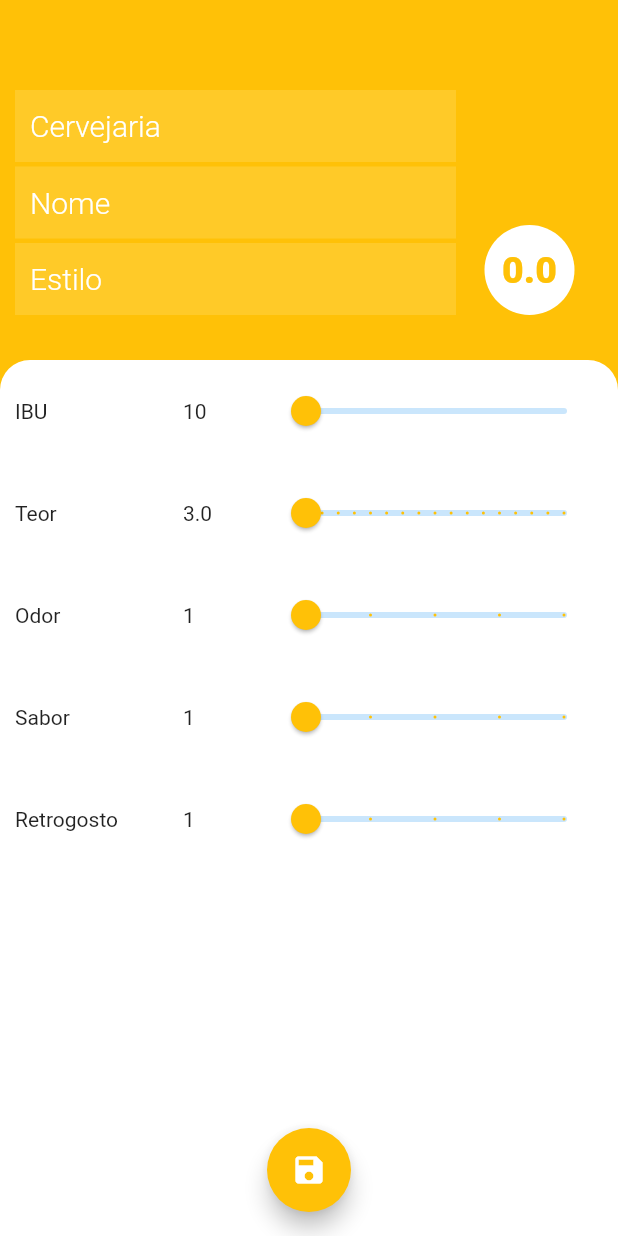
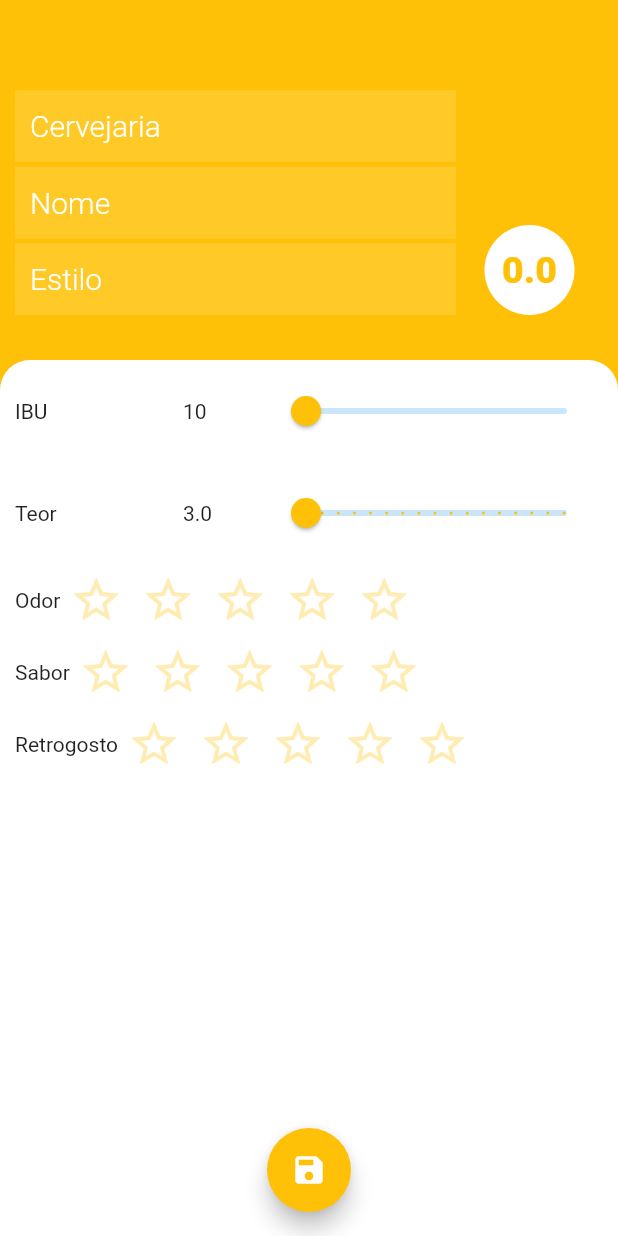
Before and after one commit to hqsander/beer-buddies, a Flutter app: the TelaEdicaoCerveja screen opened by its route, on a phone screen of 412 x 824 dp. Run offline on Flutter 3.47's test engine with Material 2 defaults, Android fonts, the light colour scheme and no system bars.

Commit message:
Substitui slider por star rating na avaliação de critérios

```diff
--- a/lib/telas/tela_edicao_cerveja.dart
+++ b/lib/telas/tela_edicao_cerveja.dart
@@ -1,6 +1,7 @@
 import 'package:beer_buddies/constantes.dart';
 import 'package:beer_buddies/modelo/cerveja.dart';
 import 'package:beer_buddies/store.dart';
+import 'package:beer_buddies/widgets/star_rating.dart';
 import 'package:flutter/material.dart';
 import 'package:provider/provider.dart';
 
@@ -143,44 +144,53 @@ class _TelaEdicaoCervejaState extends State<TelaEdicaoCerveja> {
                     precisao: 1,
                     callback: (double teor) => cerveja.teor = teor,
                   ),
-                  SliderAvaliacao(
-                    item: "Odor",
-                    min: 1,
-                    max: 5,
-                    divisions: 4,
-                    precisao: 0,
-                    callback: (double odor) {
-                      cerveja.odor = odor.round();
-                      setState(() {
-                        calculaMedia();
-                      });
-                    },
+                  Container(
+                    padding: EdgeInsets.symmetric(horizontal: 10),
+                    child: Row(
+                      children: [
+                        Text("Odor"),
+                        AvaliacaoCriterio(
+                          onChanged: (int odor) {
+                            cerveja.odor = odor;
+                            setState(() {
+                              calculaMedia();
+                            });
+                          },
+                        ),
+                      ],
+                    ),
                   ),
-                  SliderAvaliacao(
-                    item: "Sabor",
-                    min: 1,
-                    max: 5,
-                    divisions: 4,
-                    precisao: 0,
-                    callback: (double sabor) {
-                      cerveja.sabor = sabor.round();
-                      setState(() {
-                        calculaMedia();
-                      });
-                    },
+                  Container(
+                    padding: EdgeInsets.symmetric(horizontal: 10),
+                    child: Row(
+                      children: [
+                        Text("Sabor"),
+                        AvaliacaoCriterio(
+                          onChanged: (int sabor) {
+                            cerveja.sabor = sabor;
+                            setState(() {
+                              calculaMedia();
+                            });
+                          },
+                        ),
+                      ],
+                    ),
                   ),
-                  SliderAvaliacao(
-                    item: "Retrogosto",
-                    min: 1,
-                    max: 5,
-                    divisions: 4,
-                    precisao: 0,
-                    callback: (double retrogosto) {
-                      cerveja.retrogosto = retrogosto.round();
-                      setState(() {
-                        calculaMedia();
-                      });
-                    },
+                  Container(
+                    padding: EdgeInsets.symmetric(horizontal: 10),
+                    child: Row(
+                      children: [
+                        Text("Retrogosto"),
+                        AvaliacaoCriterio(
+                          onChanged: (int retrogosto) {
+                            cerveja.retrogosto = retrogosto;
+                            setState(() {
+                              calculaMedia();
+                            });
+                          },
+                        ),
+                      ],
+                    ),
                   ),
                 ],
               ),
@@ -188,6 +198,32 @@ class _TelaEdicaoCervejaState extends State<TelaEdicaoCerveja> {
           ),
         ],
       ),
+    );
+  }
+}
+
+class AvaliacaoCriterio extends StatefulWidget {
+  final Function onChanged;
+
+  AvaliacaoCriterio({this.onChanged});
+
+  @override
+  _AvaliacaoCriterioState createState() => _AvaliacaoCriterioState();
+}
+
+class _AvaliacaoCriterioState extends State<AvaliacaoCriterio> {
+  int rating = 0;
+
+  @override
+  Widget build(BuildContext context) {
+    return StarRating(
+      value: rating,
+      onChanged: (int rating) {
+        widget.onChanged(rating);
+        setState(() {
+          this.rating = rating;
+        });
+      },
     );
   }
 }
--- /dev/null
+++ b/lib/widgets/star_rating.dart
@@ -0,0 +1,41 @@
+import 'package:flutter/material.dart';
+
+class StarRating extends StatelessWidget {
+  final void Function(int index) onChanged;
+  final int value;
+  final IconData filledStar;
+  final IconData unfilledStar;
+
+  const StarRating({
+    @required this.onChanged,
+    this.value = 0,
+    this.filledStar,
+    this.unfilledStar,
+  });
+
+  @override
+  Widget build(BuildContext context) {
+    final size = 36.0;
+    return Row(
+      mainAxisSize: MainAxisSize.min,
+      children: List.generate(5, (index) {
+        return IconButton(
+          onPressed: onChanged != null
+              ? () {
+                  onChanged(index + 1);
+                }
+              : null,
+          color: index < value ? Colors.amber : Colors.amber.shade100,
+          iconSize: size,
+          icon: Icon(
+            index < value //
+                ? filledStar ?? Icons.star
+                : unfilledStar ?? Icons.star_border,
+          ),
+          padding: EdgeInsets.zero,
+          tooltip: '${index + 1} de 5',
+        );
+      }),
+    );
+  }
+}
```
